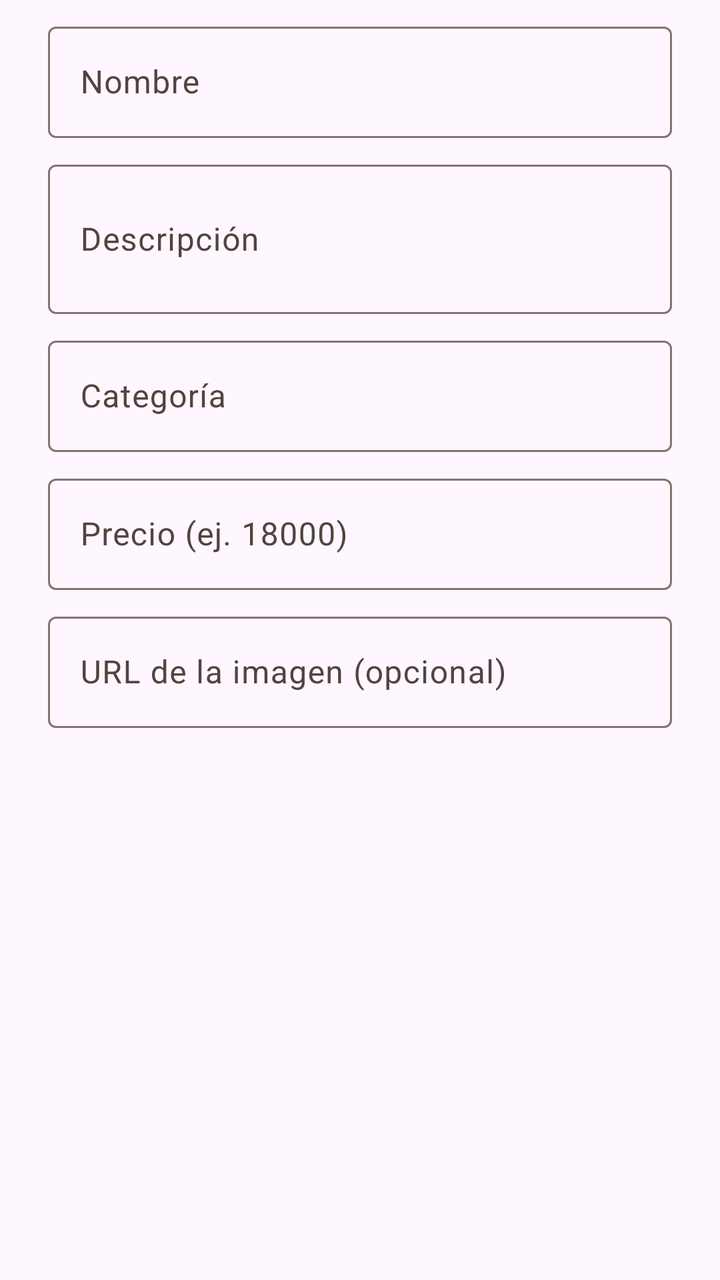
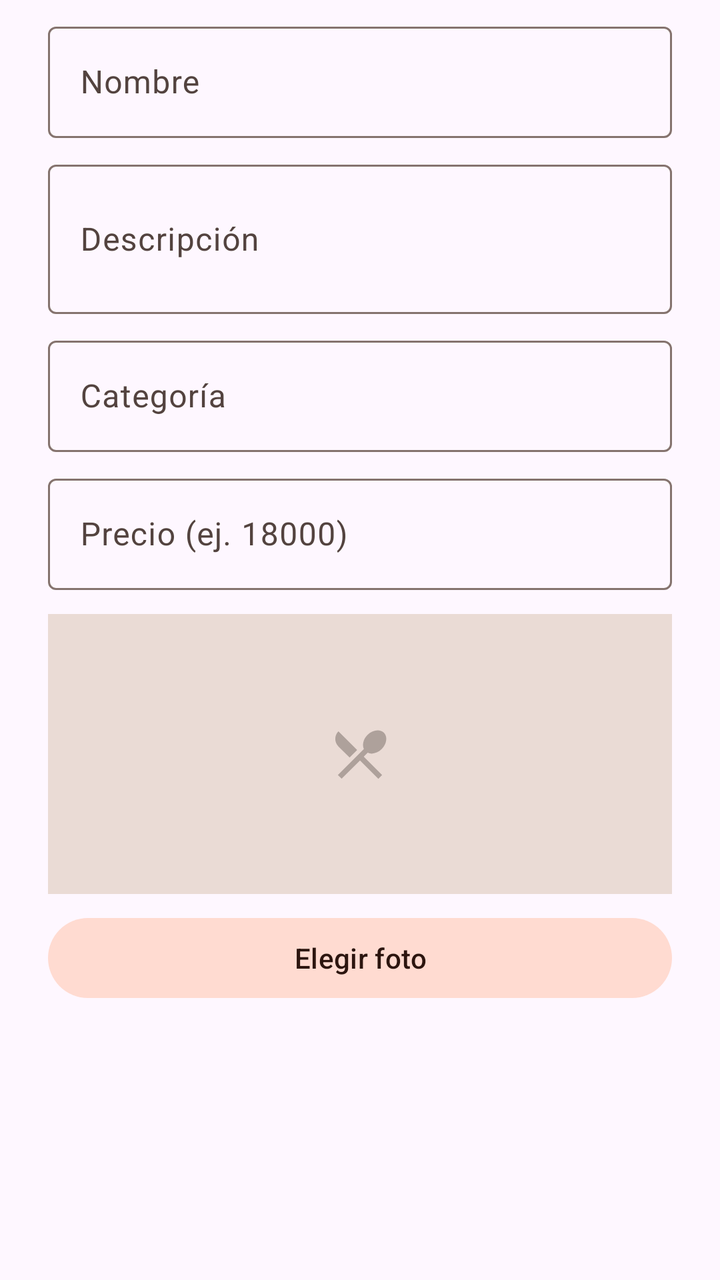

Before-and-after screenshots of an Android layout around one commit, followed by the original layout XML and the change that was made.
<!-- AndroidManifest.xml: application theme Theme.AppRestaurante -->
<!-- res/layout/dialog_product_form.xml -->
<?xml version="1.0" encoding="utf-8"?>
<ScrollView xmlns:android="http://schemas.android.com/apk/res/android"
    android:layout_width="match_parent"
    android:layout_height="wrap_content">

    <LinearLayout xmlns:app="http://schemas.android.com/apk/res-auto"
        android:layout_width="match_parent"
        android:layout_height="wrap_content"
        android:orientation="vertical"
        android:paddingStart="24dp"
        android:paddingTop="8dp"
        android:paddingEnd="24dp"
        android:paddingBottom="8dp">

        <com.google.android.material.textfield.TextInputLayout
            android:id="@+id/layoutName"
            android:layout_width="match_parent"
            android:layout_height="wrap_content"
            android:hint="@string/field_name">

            <com.google.android.material.textfield.TextInputEditText
                android:id="@+id/inputName"
                android:layout_width="match_parent"
                android:layout_height="wrap_content"
                android:inputType="textCapSentences"
                android:maxLines="1" />
        </com.google.android.material.textfield.TextInputLayout>

        <com.google.android.material.textfield.TextInputLayout
            android:id="@+id/layoutDescription"
            android:layout_width="match_parent"
            android:layout_height="wrap_content"
            android:layout_marginTop="8dp"
            android:hint="@string/field_description">

            <com.google.android.material.textfield.TextInputEditText
                android:id="@+id/inputDescription"
                android:layout_width="match_parent"
                android:layout_height="wrap_content"
                android:inputType="textCapSentences|textMultiLine"
                android:minLines="2" />
        </com.google.android.material.textfield.TextInputLayout>

        <com.google.android.material.textfield.TextInputLayout
            android:id="@+id/layoutCategory"
            android:layout_width="match_parent"
            android:layout_height="wrap_content"
            android:layout_marginTop="8dp"
            android:hint="@string/field_category">

            <com.google.android.material.textfield.TextInputEditText
                android:id="@+id/inputCategory"
                android:layout_width="match_parent"
                android:layout_height="wrap_content"
                android:inputType="textCapSentences"
                android:maxLines="1" />
        </com.google.android.material.textfield.TextInputLayout>

        <com.google.android.material.textfield.TextInputLayout
            android:id="@+id/layoutPrice"
            android:layout_width="match_parent"
            android:layout_height="wrap_content"
            android:layout_marginTop="8dp"
            android:hint="@string/field_price">

            <com.google.android.material.textfield.TextInputEditText
                android:id="@+id/inputPrice"
                android:layout_width="match_parent"
                android:layout_height="wrap_content"
                android:inputType="numberDecimal"
                android:maxLines="1" />
        </com.google.android.material.textfield.TextInputLayout>

        <com.google.android.material.textfield.TextInputLayout
            android:id="@+id/layoutImage"
            android:layout_width="match_parent"
            android:layout_height="wrap_content"
            android:layout_marginTop="8dp"
            android:hint="@string/field_image">

            <com.google.android.material.textfield.TextInputEditText
                android:id="@+id/inputImage"
                android:layout_width="match_parent"
                android:layout_height="wrap_content"
                android:inputType="textUri"
                android:maxLines="1" />
        </com.google.android.material.textfield.TextInputLayout>
    </LinearLayout>
</ScrollView>
<!-- resources referenced by this layout -->
<resources>
  <string name="field_category">Categoría</string>
  <string name="field_description">Descripción</string>
  <string name="field_image">URL de la imagen (opcional)</string>
  <string name="field_name">Nombre</string>
  <string name="field_price">Precio (ej. 18000)</string>
  <style name="Theme.AppRestaurante" parent="Base.Theme.AppRestaurante" />
  <style name="Base.Theme.AppRestaurante" parent="Theme.Material3.DayNight.NoActionBar">
          <item name="colorPrimary">#B7472A</item>
          <item name="colorOnPrimary">#FFFFFF</item>
          <item name="colorPrimaryContainer">#FFDBD1</item>
          <item name="colorOnPrimaryContainer">#3B0900</item>
          <item name="colorSecondary">#77574E</item>
          <item name="colorOnSecondary">#FFFFFF</item>
          <item name="colorSecondaryContainer">#FFDBD1</item>
          <item name="colorOnSecondaryContainer">#2C150F</item>
          <item name="colorSurface">#FFF8F6</item>
          <item name="colorOnSurface">#231917</item>
          <item name="colorSurfaceVariant">#F5DED8</item>
          <item name="colorOnSurfaceVariant">#53433F</item>
          <item name="colorSurfaceContainer">#F8EBE6</item>
          <item name="colorOutline">#85736E</item>
          <item name="colorOutlineVariant">#D8C2BC</item>
      </style>
</resources>

<!-- the commit's change to res/layout/dialog_product_form.xml (unified diff, before → after) -->
@@ -71,19 +71,21 @@
                 android:maxLines="1" />
         </com.google.android.material.textfield.TextInputLayout>
 
-        <com.google.android.material.textfield.TextInputLayout
-            android:id="@+id/layoutImage"
+        <ImageView
+            android:id="@+id/imgPreview"
+            android:layout_width="match_parent"
+            android:layout_height="140dp"
+            android:layout_marginTop="12dp"
+            android:background="@drawable/bg_placeholder"
+            android:importantForAccessibility="no"
+            android:scaleType="centerCrop" />
+
+        <com.google.android.material.button.MaterialButton
+            android:id="@+id/btnPickImage"
+            style="@style/Widget.Material3.Button.TonalButton"
             android:layout_width="match_parent"
             android:layout_height="wrap_content"
             android:layout_marginTop="8dp"
-            android:hint="@string/field_image">
-
-            <com.google.android.material.textfield.TextInputEditText
-                android:id="@+id/inputImage"
-                android:layout_width="match_parent"
-                android:layout_height="wrap_content"
-                android:inputType="textUri"
-                android:maxLines="1" />
-        </com.google.android.material.textfield.TextInputLayout>
+            android:text="@string/admin_pick_image" />
     </LinearLayout>
 </ScrollView>
<!-- resource entries referenced after the edit -->
@@ -1,11 +1,30 @@
 <!-- resources referenced by this layout -->
 <resources>
+  <!-- drawable bg_placeholder (drawable) -->
+  <?xml version="1.0" encoding="utf-8"?>
+  <layer-list xmlns:android="http://schemas.android.com/apk/res/android">
+      <item>
+          <shape android:shape="rectangle">
+              <solid android:color="@color/image_placeholder" />
+          </shape>
+      </item>
+      <item
+          android:width="32dp"
+          android:height="32dp"
+          android:gravity="center"
+          android:drawable="@drawable/ic_food_placeholder" />
+  </layer-list>
+  <string name="admin_pick_image">Elegir foto</string>
   <string name="field_category">Categoría</string>
   <string name="field_description">Descripción</string>
-  <string name="field_image">URL de la imagen (opcional)</string>
   <string name="field_name">Nombre</string>
   <string name="field_price">Precio (ej. 18000)</string>
   <style name="Theme.AppRestaurante" parent="Base.Theme.AppRestaurante" />
+  <color name="image_placeholder">#FFEADBD5</color>
+  <!-- drawable ic_food_placeholder (drawable) -->
+  <vector xmlns:android="http://schemas.android.com/apk/res/android" android:width="24dp" android:height="24dp" android:viewportWidth="24" android:viewportHeight="24">
+      <path android:fillColor="#99857A75" android:pathData="M8.1,13.34l2.83,-2.83L3.91,3.5c-1.56,1.56 -1.56,4.09 0,5.66l4.19,4.18zM14.88,11.53c1.53,0.71 3.68,0.21 5.27,-1.38 1.91,-1.91 2.28,-4.65 0.81,-6.12 -1.46,-1.46 -4.2,-1.1 -6.12,0.81 -1.59,1.59 -2.09,3.74 -1.38,5.27L3.7,19.87l1.41,1.41L12,14.41l6.88,6.88 1.41,-1.41L13.41,13l1.47,-1.47z" />
+  </vector>
   <style name="Base.Theme.AppRestaurante" parent="Theme.Material3.DayNight.NoActionBar">
           <item name="colorPrimary">#B7472A</item>
           <item name="colorOnPrimary">#FFFFFF</item>
